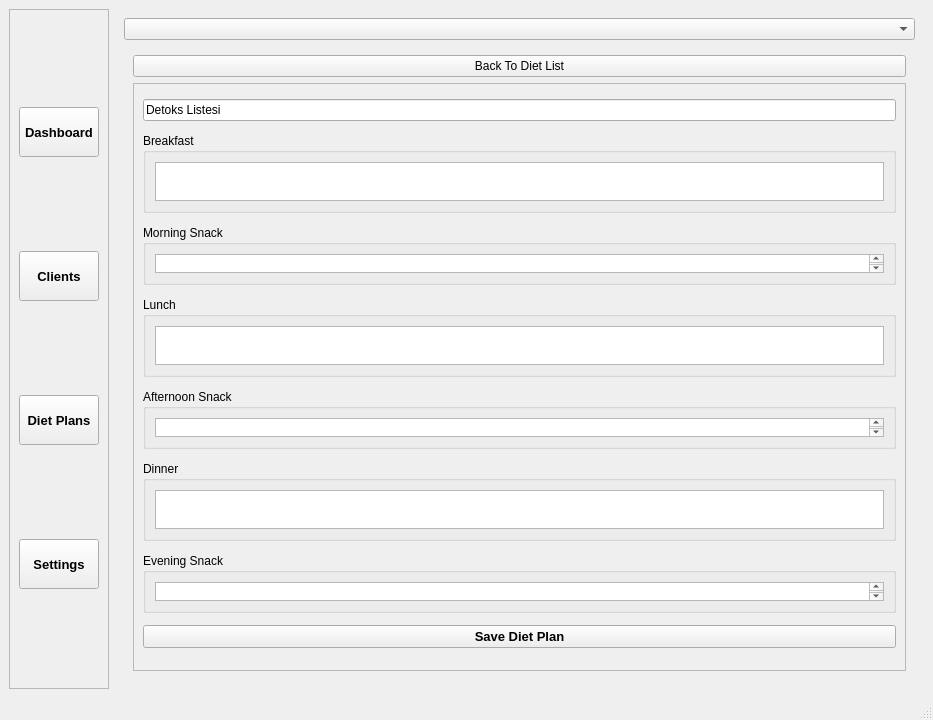
The window that app/views/main_window.ui (cavide-dev/dietitian-client-tracker) describes before a commit, drawn with Qt 5.
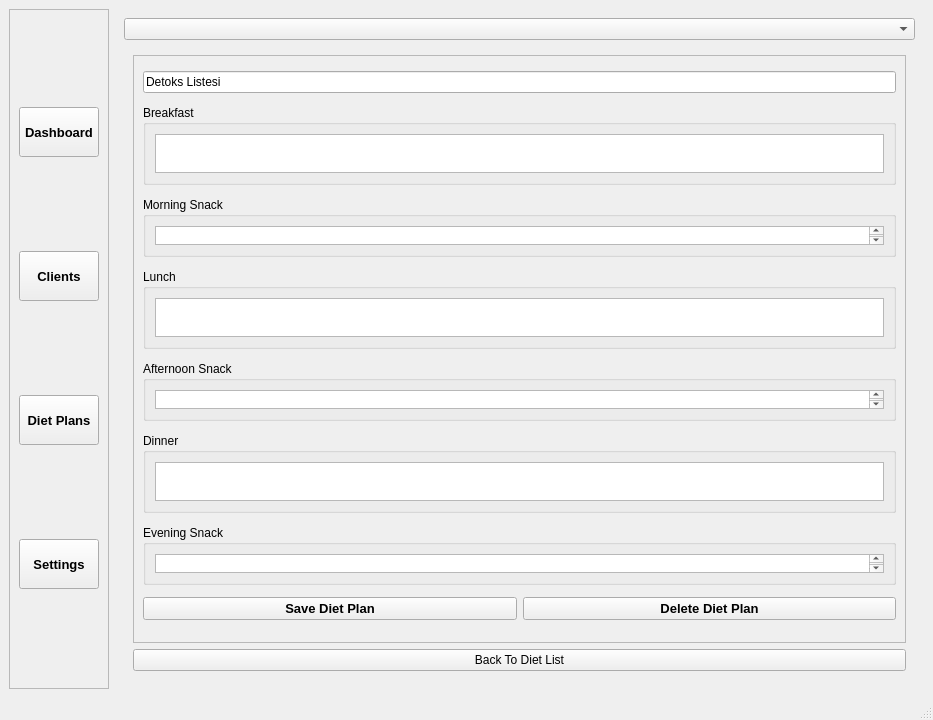
The same window after the commit.

Commit message: feat: implement diet plan editing and deletion functionality

```diff
--- a/app/views/main_window.ui
+++ b/app/views/main_window.ui
@@ -10,12 +10,18 @@
     <height>720</height>
    </rect>
   </property>
+  <property name="maximumSize">
+   <size>
+    <width>933</width>
+    <height>720</height>
+   </size>
+  </property>
   <property name="windowTitle">
    <string>MainWindow</string>
   </property>
   <widget class="QWidget" name="centralwidget">
-   <layout class="QHBoxLayout" name="horizontalLayout_3">
-    <item>
+   <layout class="QGridLayout" name="gridLayout_9">
+    <item row="0" column="0">
      <widget class="QFrame" name="frame">
       <property name="maximumSize">
        <size>
@@ -125,7 +131,7 @@
       </layout>
      </widget>
     </item>
-    <item>
+    <item row="0" column="1">
      <widget class="QStackedWidget" name="stackedWidget">
       <property name="currentIndex">
        <number>4</number>
@@ -390,10 +396,10 @@
         </sizepolicy>
        </property>
        <layout class="QGridLayout" name="gridLayout">
-        <item row="0" column="0">
+        <item row="0" column="1">
          <widget class="QComboBox" name="cmb_client_select"/>
         </item>
-        <item row="1" column="0">
+        <item row="1" column="1">
          <widget class="QStackedWidget" name="stack_diet_sub">
           <property name="currentIndex">
            <number>1</number>
@@ -445,16 +451,6 @@
           </widget>
           <widget class="QWidget" name="page_2">
            <layout class="QVBoxLayout" name="verticalLayout_7">
-            <item>
-             <widget class="QPushButton" name="btn_back_to_diet_list">
-              <property name="cursor">
-               <cursorShape>PointingHandCursor</cursorShape>
-              </property>
-              <property name="text">
-               <string>Back To Diet List</string>
-              </property>
-             </widget>
-            </item>
             <item>
              <widget class="QScrollArea" name="scrollArea">
               <property name="widgetResizable">
@@ -631,6 +627,8 @@
                  </widget>
                 </item>
                 <item>
+                 <layout class="QHBoxLayout" name="horizontalLayout">
+                  <item>
                  <widget class="QPushButton" name="btn_save_diet">
                   <property name="font">
                    <font>
@@ -647,10 +645,36 @@
                   </property>
                  </widget>
                 </item>
-               </layout>
+                  <item>
+                   <widget class="QPushButton" name="btn_delete_diet">
+                    <property name="font">
+                     <font>
+                      <pointsize>10</pointsize>
+                      <weight>75</weight>
+                      <bold>true</bold>
+                     </font>
+                    </property>
+                    <property name="text">
+                     <string>Delete Diet Plan</string>
+                    </property>
+                   </widget>
+                  </item>
+                 </layout>
+                </item>
+               </layout>
               </widget>
              </widget>
             </item>
+            <item>
+             <widget class="QPushButton" name="btn_back_to_diet_list">
+              <property name="cursor">
+               <cursorShape>PointingHandCursor</cursorShape>
+              </property>
+              <property name="text">
+               <string>Back To Diet List</string>
+              </property>
+             </widget>
+            </item>
            </layout>
           </widget>
          </widget>
```
Lines whose indentation alone changed are shown as unchanged. The commit also changes 1 other file.
